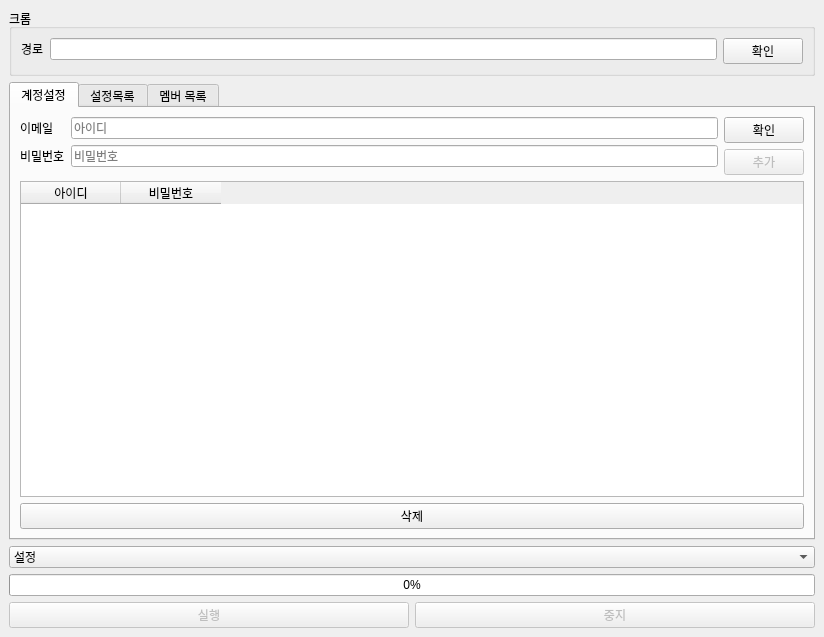
Above: ui/create_chat_macro_v2.ui from Woochang4862/BANDCreateChatMacro before the change. Below: the same form after it.
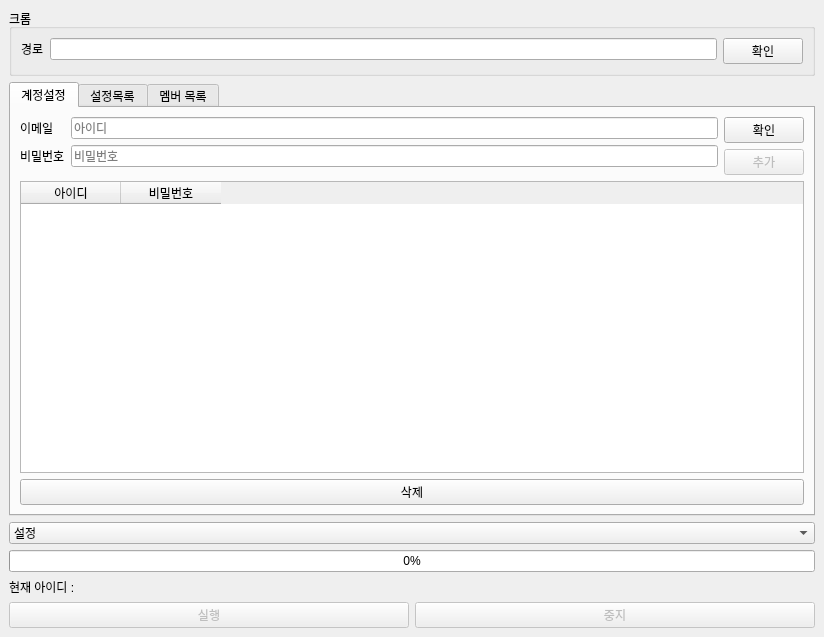
That is the form after the change.

What changed in the file:
```diff
--- a/ui/create_chat_macro_v2.ui
+++ b/ui/create_chat_macro_v2.ui
@@ -429,6 +429,13 @@
         </property>
        </widget>
       </item>
+      <item>
+       <widget class="QLabel" name="current_id_label">
+        <property name="text">
+         <string>현재 아이디 : </string>
+        </property>
+       </widget>
+      </item>
       <item>
        <layout class="QHBoxLayout" name="horizontalLayout_2">
         <item>
```
